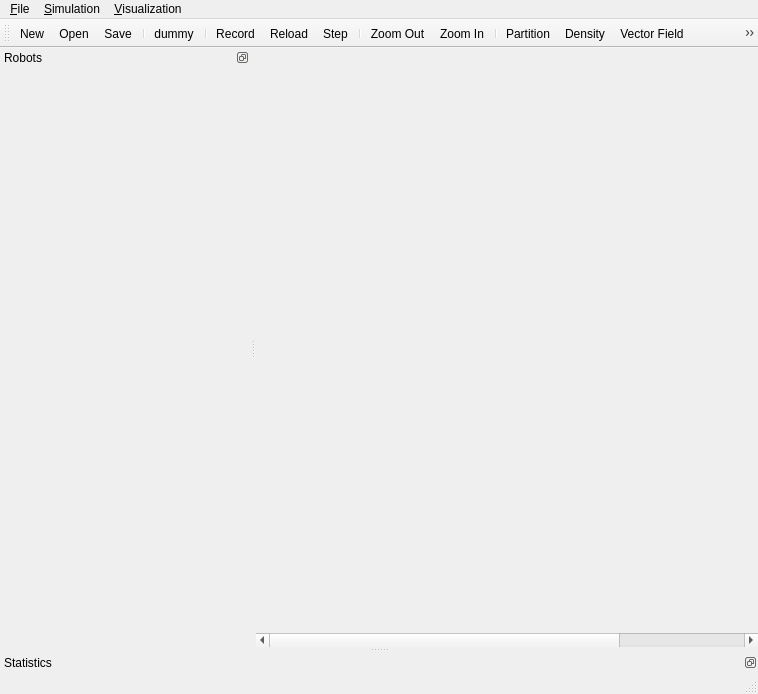
First picture: the form in mainwindow.ui, repository ruffsl/discoverage, before the edit.
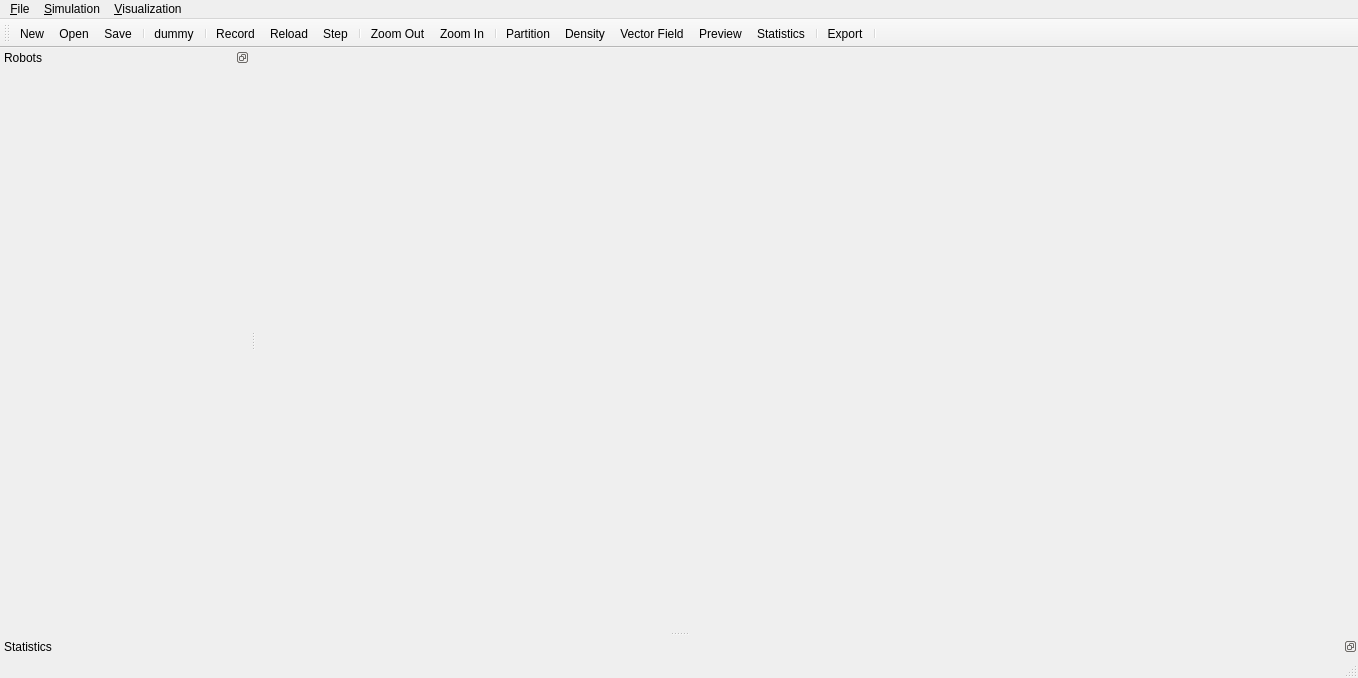
Second picture: the form after the edit. Icons and pictures are not drawn.

```diff
--- a/mainwindow.ui
+++ b/mainwindow.ui
@@ -6,8 +6,8 @@
    <rect>
     <x>0</x>
     <y>0</y>
-    <width>758</width>
-    <height>694</height>
+    <width>1358</width>
+    <height>678</height>
    </rect>
   </property>
   <property name="toolButtonStyle">
@@ -38,7 +38,7 @@
       <widget class="QWidget" name="scrollAreaWidgetContents">
        <property name="geometry">
         <rect>
-         <x>0</x>
+         <x>212</x>
          <y>78</y>
          <width>681</width>
          <height>383</height>
@@ -54,7 +54,7 @@
     <rect>
      <x>0</x>
      <y>0</y>
-     <width>758</width>
+     <width>1358</width>
      <height>20</height>
     </rect>
    </property>
@@ -124,6 +124,7 @@
    <addaction name="actionPartition"/>
    <addaction name="actionDensity"/>
    <addaction name="actionVectorField"/>
+   <addaction name="actionPreview"/>
    <addaction name="actionStatistics"/>
    <addaction name="separator"/>
    <addaction name="actionExport"/>
@@ -394,6 +395,21 @@
     <string>Ctrl+Shift+S</string>
    </property>
   </action>
+  <action name="actionPreview">
+   <property name="checkable">
+    <bool>true</bool>
+   </property>
+   <property name="icon">
+    <iconset resource="app.qrc">
+     <normaloff>:/icons/icons/eye.png</normaloff>:/icons/icons/eye.png</iconset>
+   </property>
+   <property name="text">
+    <string>Preview</string>
+   </property>
+   <property name="toolTip">
+    <string>Preview trajectory of selected robot</string>
+   </property>
+  </action>
  </widget>
  <resources>
   <include location="app.qrc"/>
```
Left out of the diff: 1 changed line with no effect on the pictures.
